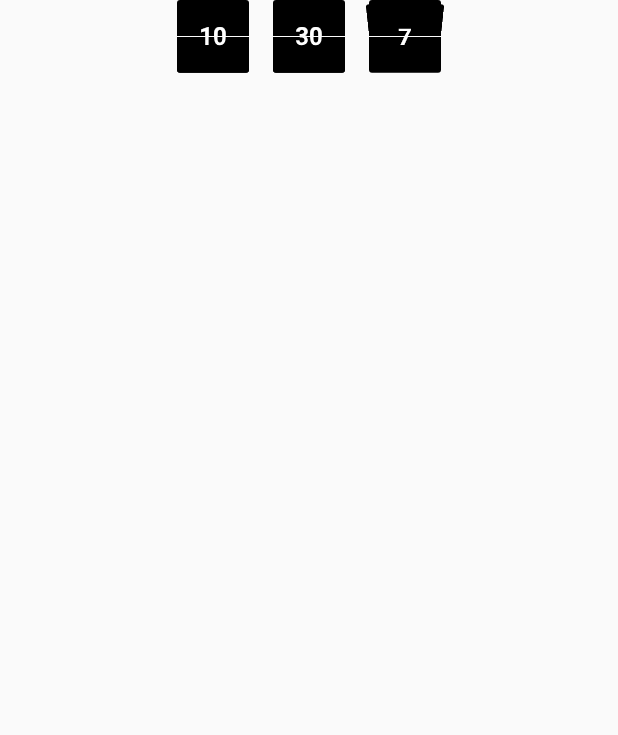
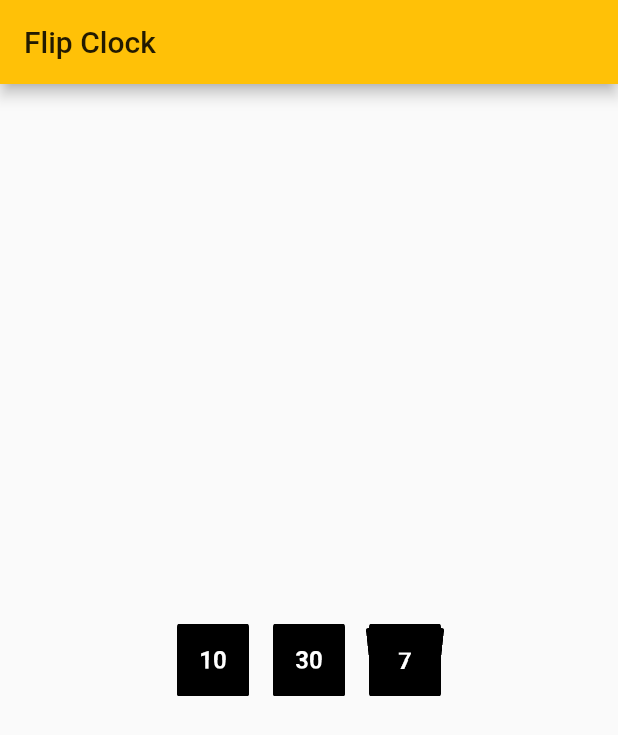
Before and after one commit to fenlj/flip_clock, a Flutter app: the screen it shows after launch, on a phone screen of 412 x 824 dp. Shown: the top 735 px of the screen. Run offline on Flutter 3.47's test engine with Material 2 defaults, Android fonts, the phone set to English and light mode, and no system bars.

Commit message:
Flip show

```diff
--- a/lib/main.dart
+++ b/lib/main.dart
@@ -13,18 +13,21 @@ class MyApp extends StatelessWidget {
     return MaterialApp(
       title: 'Flutter Demo',
       theme: ThemeData(
-        primarySwatch: Colors.blue,
+        primarySwatch: Colors.amber,
       ),
       home: Scaffold(
-        body: SafeArea(
-          child: Center(
-            child: FlipClock(
-              startTime: DateTime.now(),
-            ),
+        appBar: AppBar(title: Text('Flip Clock'),),
+        body: Center(
+          child: Column(
+            mainAxisSize: MainAxisSize.min,
+            children: [
+              FlipClock(
+                startTime: DateTime.now(),
+              ),
+            ],
           ),
         ),
       ),
     );
   }
-
 }
```
